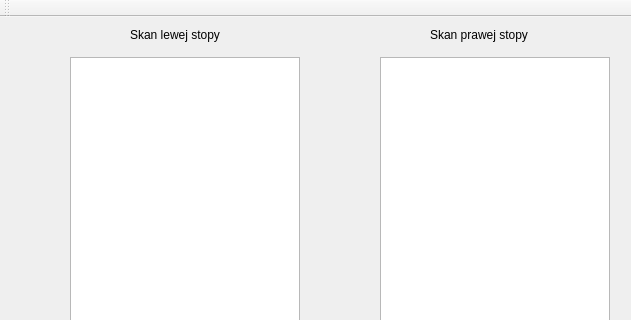
Above: scannerstab/scannerstab.ui from JanKulesza/scanners-integration-with-stabilometric-platform before the change; both pictures show x 0 to 631 and y 0 to 320 of the 737 by 709 pixel window. Below: the same form after it.
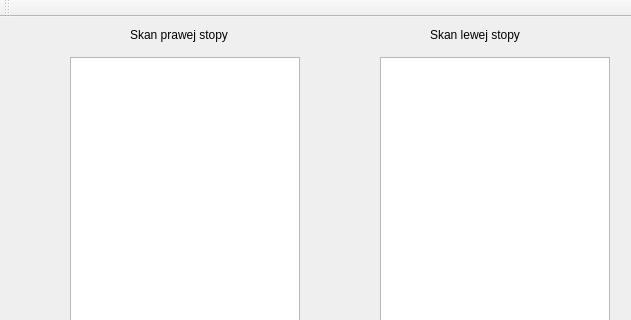
That is the form after the change. Custom widgets are drawn as their Qt base class.

Commit message: Improve comments, change feet images' labels

```diff
--- a/scannerstab/scannerstab.ui
+++ b/scannerstab/scannerstab.ui
@@ -24,7 +24,7 @@
      </rect>
     </property>
     <property name="text">
-     <string>Skan lewej stopy</string>
+     <string>Skan prawej stopy</string>
     </property>
    </widget>
    <widget class="QLabel" name="rightFootLabel">
@@ -37,7 +37,7 @@
      </rect>
     </property>
     <property name="text">
-     <string>Skan prawej stopy</string>
+     <string>Skan lewej stopy</string>
     </property>
    </widget>
    <widget class="Custom_View" name="graphicsView">
```
The commit also changes 3 other files.
